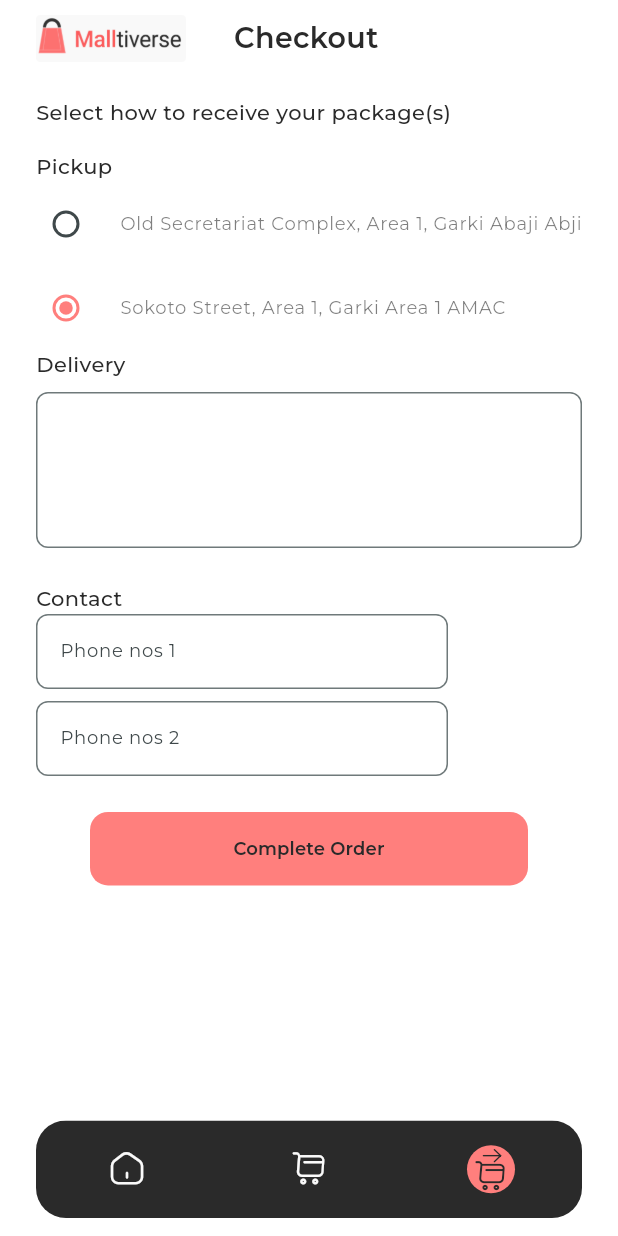
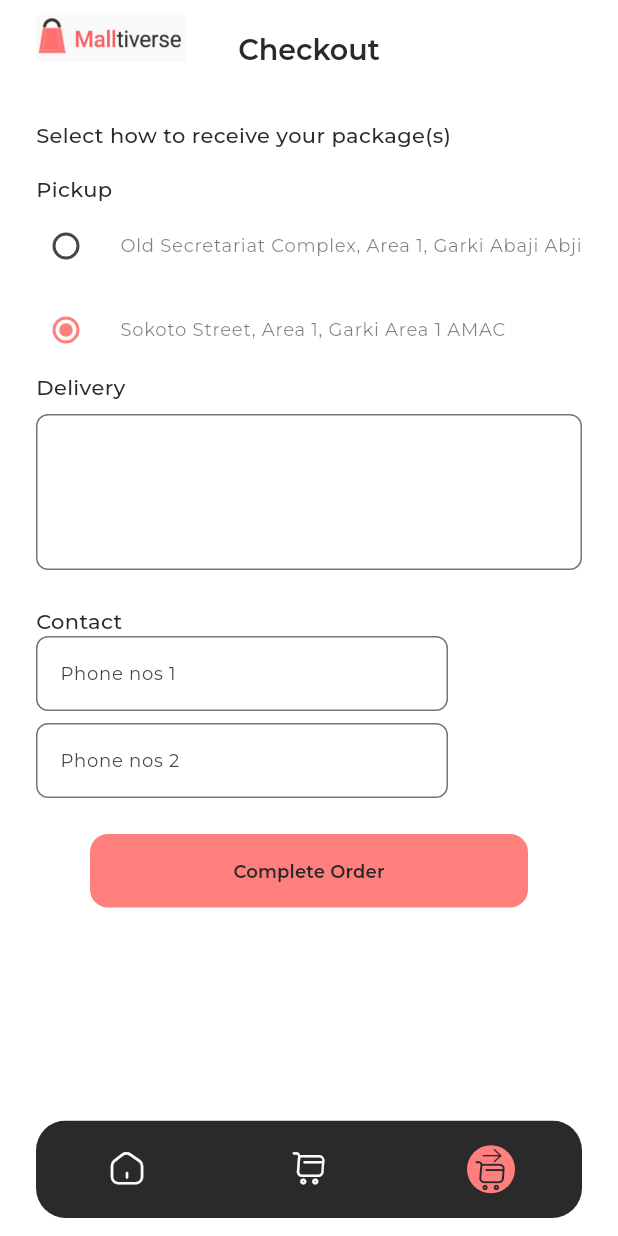
Before and after one commit to krysnkem/timbu-hng11, a Flutter app: the screen it shows after launch, swiped to page 3, on a phone screen of 412 x 824 dp. Run offline on Flutter 3.47's test engine with Material 3 defaults, Android fonts, the phone set to English and light mode, and no system bars; our stand-ins replace cached_network_image, google_fonts; network calls fail.

```diff
--- a/lib/screens/widgets/my_app_bar.dart
+++ b/lib/screens/widgets/my_app_bar.dart
@@ -5,11 +5,13 @@ class MyAppBar extends StatelessWidget implements PreferredSizeWidget {
     super.key,
     required this.leading,
     required this.title,
+    this.actions = const [],
   });
 
   final Widget leading;
 
   final Widget? title;
+  final List<Widget> actions;
 
   @override
   Widget build(BuildContext context) {
@@ -20,17 +22,23 @@ class MyAppBar extends StatelessWidget implements PreferredSizeWidget {
           top: 10,
         ), //adjust the padding as you want
         child: SafeArea(
-          child: Row(
+          child: Stack(
             children: [
               Padding(
-                padding: const EdgeInsets.only(left: 24.0),
+                padding: const EdgeInsets.only(
+                  left: 24.0,
+                ),
                 child: leading,
               ),
-              const Spacer(),
-              title ?? const SizedBox(),
-              const Spacer(
-                flex: 5,
-              )
+              AppBar(
+                title: title,
+                elevation: 0,
+                centerTitle: true,
+                backgroundColor: Colors.transparent,
+                foregroundColor: Colors.transparent,
+                surfaceTintColor: Colors.transparent,
+                actions: actions,
+              ),
             ],
           ),
         ), //or row/any widget
```
Also changed, not shown: lib/screens/my_cart.dart (+2 -5 lines), lib/screens/products_listing.dart (+23 -4 lines), lib/screens/widgets/double_product_widget.dart (+2 -56 lines), lib/screens/widgets/favorite_list_icon.dart (added, +39 -0 lines), lib/screens/widgets/malltiverse_top_bar_icon.dart (added, +18 -0 lines), lib/screens/widgets/product_with_image.dart (added, +68 -0 lines).
